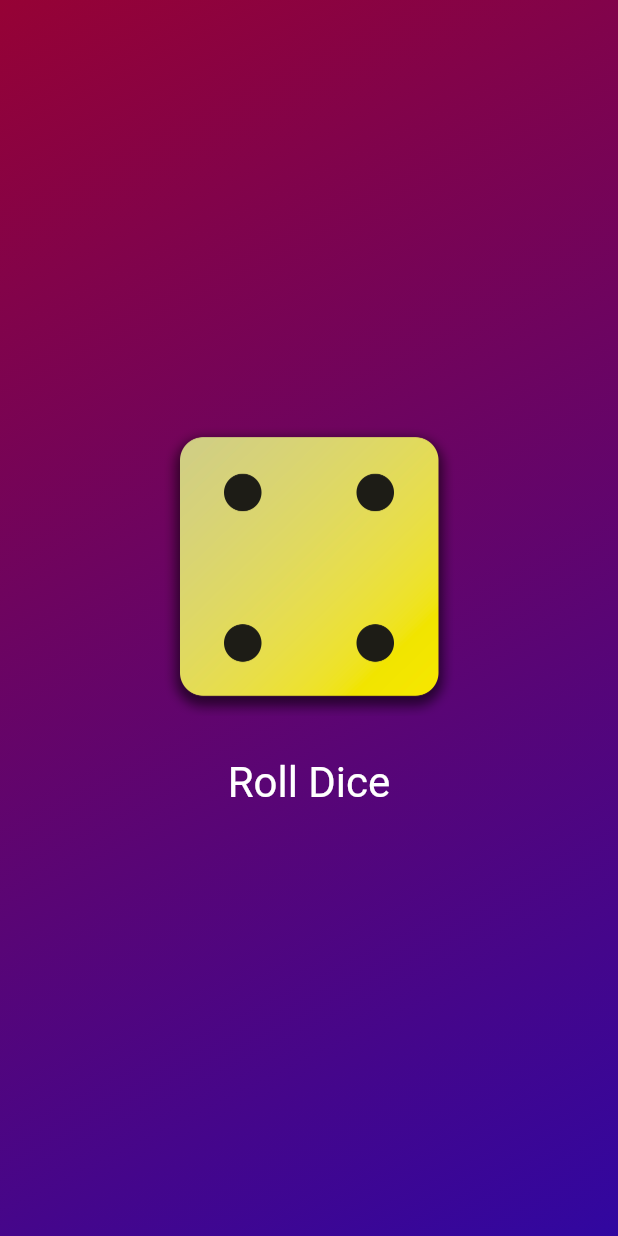
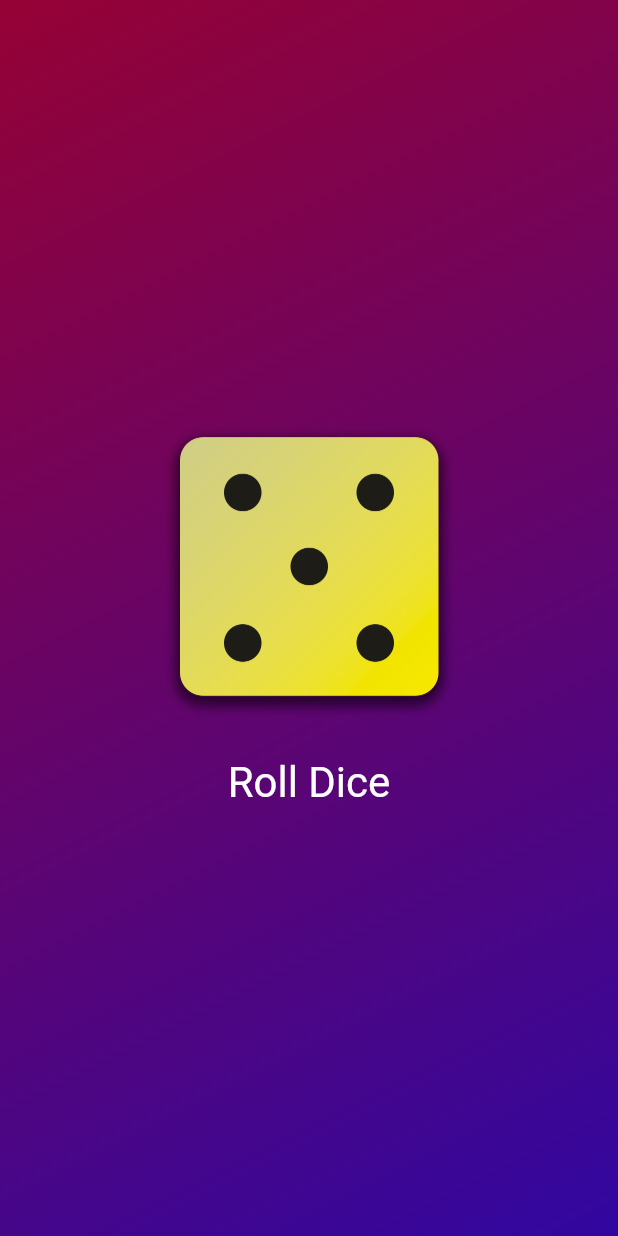
Before and after one commit to onodaryo/FirstApp, a Flutter app: the screen it shows after launch, after a tap on "Roll Dice", on a phone screen of 412 x 824 dp. Run offline on Flutter 3.47's test engine with Material 3 defaults, Android fonts, the phone set to English and light mode, and no system bars.

Commit message:
ランダムでサイコロの目が変更される機能の実装

```diff
--- a/lib/diceRoller.dart
+++ b/lib/diceRoller.dart
@@ -1,20 +1,23 @@
 import 'package:flutter/material.dart';
+import 'dart:math';
+
+final randomizer = Random();
 
 class DiceRoller extends StatefulWidget {
   DiceRoller({super.key});
 
   @override
   State<DiceRoller> createState() {
-    return _DicerollerState();
+    return _DiceRollerState();
   }
 }
 
-class _DicerollerState extends State<DiceRoller> {
-  var activeDiceImage = 'assets/dice_images/dice-2.png';
+class _DiceRollerState extends State<DiceRoller> {
+  var activeDice = 2;
 
   void rollDice() {
     setState(() {
-      activeDiceImage = 'assets/dice_images/dice-4.png';
+      activeDice = randomizer.nextInt(6) + 1;
     });
   }
 
@@ -24,7 +27,7 @@ class _DicerollerState extends State<DiceRoller> {
       mainAxisSize: MainAxisSize.min,
       children: [
         Image.asset(
-          activeDiceImage,
+          'assets/dice_images/dice-$activeDice.png',
           width: 200,
         ),
         const SizedBox(
```
